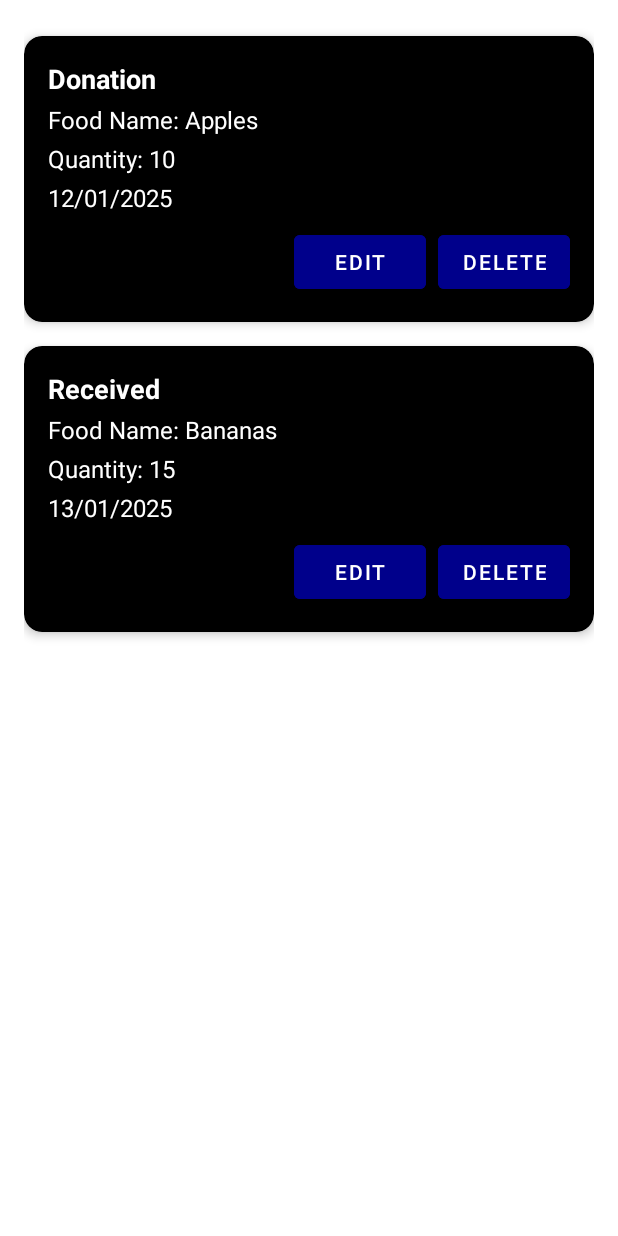
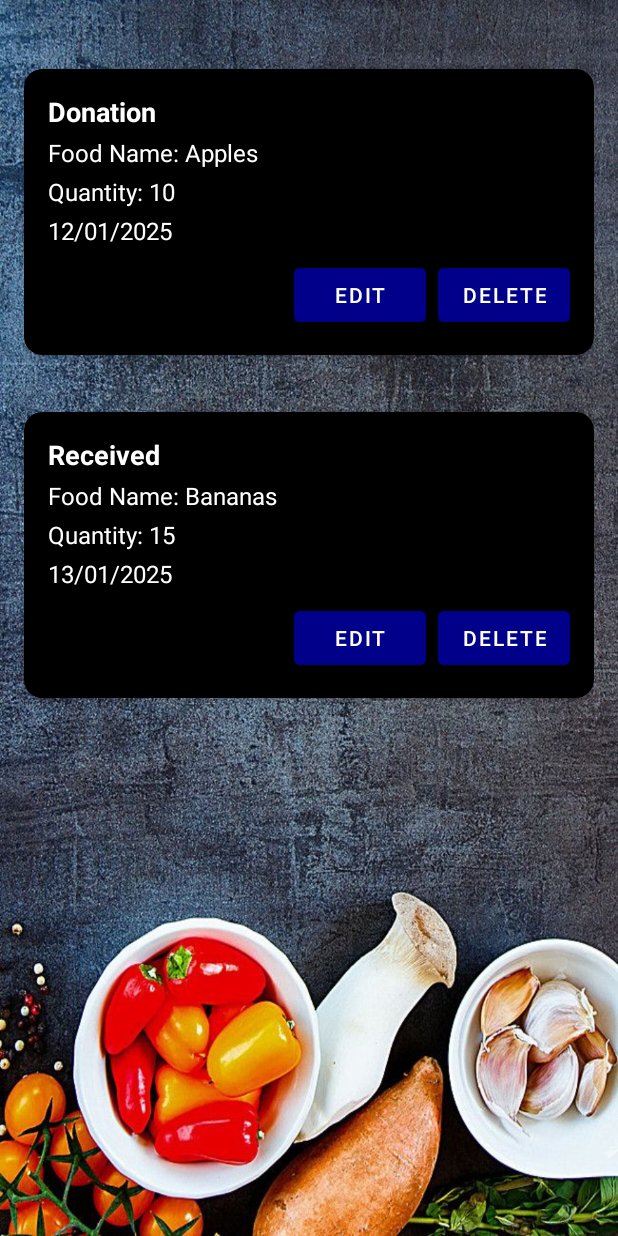
Before and after one commit to MithuN19/Zrero-Hunger-Mobile-Application, an Android app: the HistoryActivity screen opened directly, with no data from a screen before it, on a phone screen of 412 x 824 dp. Run offline under Robolectric (Android 15) with nearby library versions, the phone set to English and light mode, and no system bars.

Commit message:
Added background image for the history page and modify history item xml code

```diff
--- a/app/src/main/res/layout/activity_history.xml
+++ b/app/src/main/res/layout/activity_history.xml
@@ -3,6 +3,7 @@
     xmlns:android="http://schemas.android.com/apk/res/android"
     xmlns:app="http://schemas.android.com/apk/res-auto"
     android:layout_width="match_parent"
+    android:background="@drawable/food"
     android:layout_height="match_parent">
 
     <androidx.recyclerview.widget.RecyclerView
--- a/app/src/main/res/layout/activity_history_item.xml
+++ b/app/src/main/res/layout/activity_history_item.xml
@@ -4,7 +4,7 @@
     android:layout_width="match_parent"
     android:layout_height="wrap_content"
     android:layout_marginBottom="8dp"
-    android:layout_marginTop="8dp"
+    android:layout_marginTop="30dp"
     app:cardElevation="4dp"
     app:cardCornerRadius="12dp"
     android:backgroundTint="@color/black">
```
